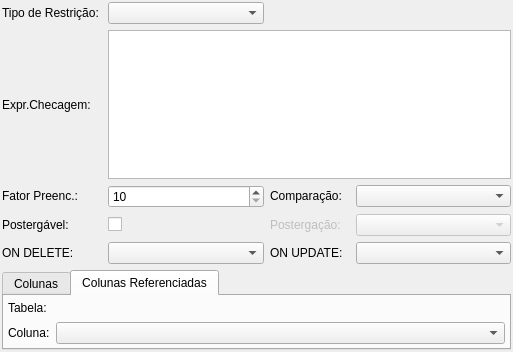
pgmodeler/pgmodeler, file libpgmodeler_ui/ui/restricaowidget.ui: the form before one commit.
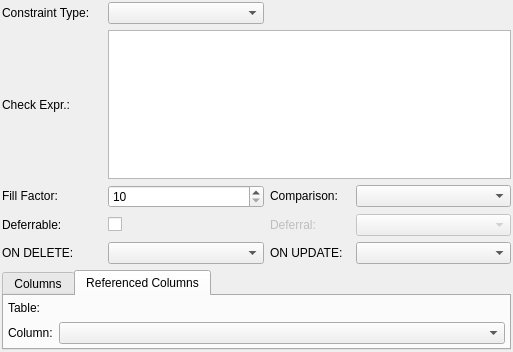
The form after the commit. The open tabs and pages were chosen to show the change.

What changed in the file:
```diff
--- a/libpgmodeler_ui/ui/restricaowidget.ui
+++ b/libpgmodeler_ui/ui/restricaowidget.ui
@@ -41,7 +41,7 @@
       </size>
      </property>
      <property name="text">
-      <string>Tipo de Restrição:</string>
+      <string>Constraint Type:</string>
      </property>
     </widget>
    </item>
@@ -83,7 +83,7 @@
       </size>
      </property>
      <property name="text">
-      <string>Expr.Checagem:</string>
+      <string>Check Expr.:</string>
      </property>
     </widget>
    </item>
@@ -148,7 +148,7 @@
       </size>
      </property>
      <property name="text">
-      <string>Fator Preenc.:</string>
+      <string>Fill Factor:</string>
      </property>
     </widget>
    </item>
@@ -171,7 +171,7 @@
    <item row="2" column="2">
     <widget class="QLabel" name="tipo_comparacao_lbl">
      <property name="sizePolicy">
-      <sizepolicy hsizetype="Fixed" vsizetype="Fixed">
+      <sizepolicy hsizetype="Preferred" vsizetype="Fixed">
        <horstretch>0</horstretch>
        <verstretch>0</verstretch>
       </sizepolicy>
@@ -189,7 +189,7 @@
       </size>
      </property>
      <property name="text">
-      <string>Comparação:</string>
+      <string>Comparison:</string>
      </property>
     </widget>
    </item>
@@ -224,7 +224,7 @@
       </size>
      </property>
      <property name="text">
-      <string>Postergável:</string>
+      <string>Deferrable:</string>
      </property>
     </widget>
    </item>
@@ -247,7 +247,7 @@
       <bool>false</bool>
      </property>
      <property name="sizePolicy">
-      <sizepolicy hsizetype="Fixed" vsizetype="Fixed">
+      <sizepolicy hsizetype="Preferred" vsizetype="Fixed">
        <horstretch>0</horstretch>
        <verstretch>0</verstretch>
       </sizepolicy>
@@ -265,7 +265,7 @@
       </size>
      </property>
      <property name="text">
-      <string>Postergação:</string>
+      <string>Deferral:</string>
      </property>
     </widget>
    </item>
@@ -371,7 +371,7 @@
      </property>
      <widget class="QWidget" name="tab">
       <attribute name="title">
-       <string>Colunas</string>
+       <string>Columns</string>
       </attribute>
       <layout class="QGridLayout" name="gridLayout">
        <property name="margin">
@@ -413,7 +413,7 @@
      </widget>
      <widget class="QWidget" name="tab_2">
       <attribute name="title">
-       <string>Colunas Referenciadas</string>
+       <string>Referenced Columns</string>
       </attribute>
       <layout class="QGridLayout" name="gridLayout_2">
        <property name="margin">
@@ -431,7 +431,7 @@
           </sizepolicy>
          </property>
          <property name="text">
-          <string>Tabela:</string>
+          <string>Table:</string>
          </property>
         </widget>
        </item>
@@ -450,7 +450,7 @@
           </size>
          </property>
          <property name="text">
-          <string>Coluna:</string>
+          <string>Column:</string>
          </property>
         </widget>
        </item>
```
Left out of the diff: 4 changed lines with no effect on the pictures.
